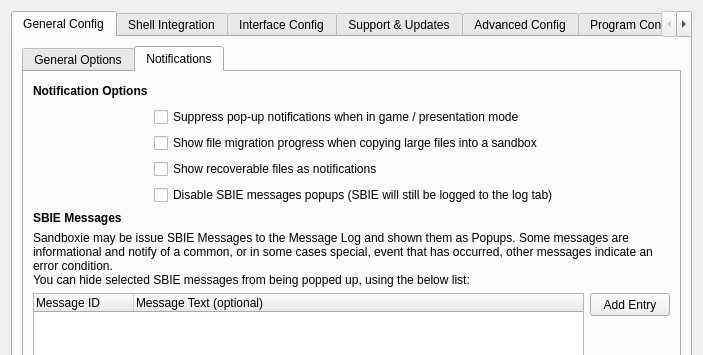
This is SandboxiePlus/SandMan/Forms/SettingsWindow.ui in sandboxie-plus/Sandboxie as Qt 5 draws it before an edit; both pictures show x 0 to 703 and y 0 to 355 of the 703 by 512 pixel window. The edited form follows.
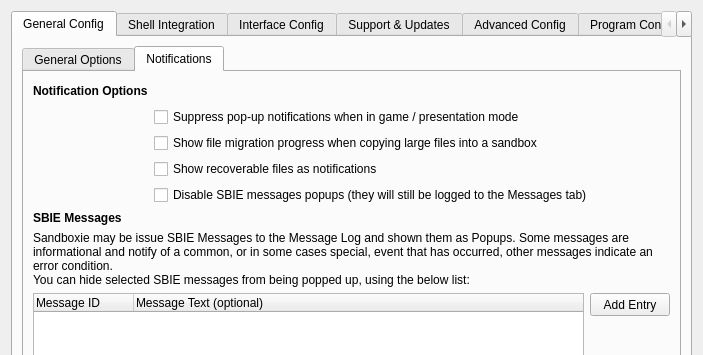
This is the edited form. The open tabs and pages were chosen to show the change. Icons and pictures are not drawn.

Commit message: Improve chkNoMessages string

Diff of the .ui file:
```diff
--- a/SandboxiePlus/SandMan/Forms/SettingsWindow.ui
+++ b/SandboxiePlus/SandMan/Forms/SettingsWindow.ui
@@ -337,7 +337,7 @@
                <item row="5" column="1" colspan="3">
                 <widget class="QCheckBox" name="chkNoMessages">
                  <property name="text">
-                  <string>Disable SBIE messages popups (SBIE will still be logged to the log tab)</string>
+                  <string>Disable SBIE messages popups (they will still be logged to the Messages tab)</string>
                  </property>
                  <property name="checked">
                   <bool>false</bool>
```
